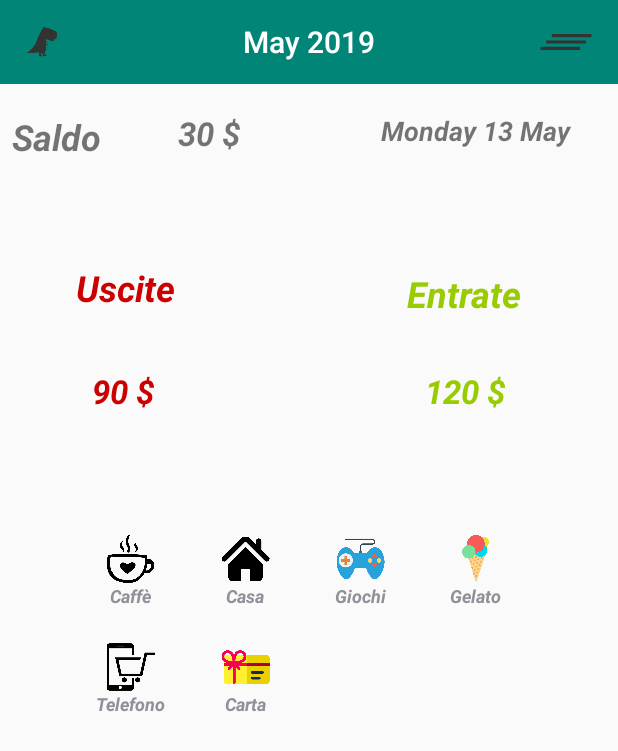
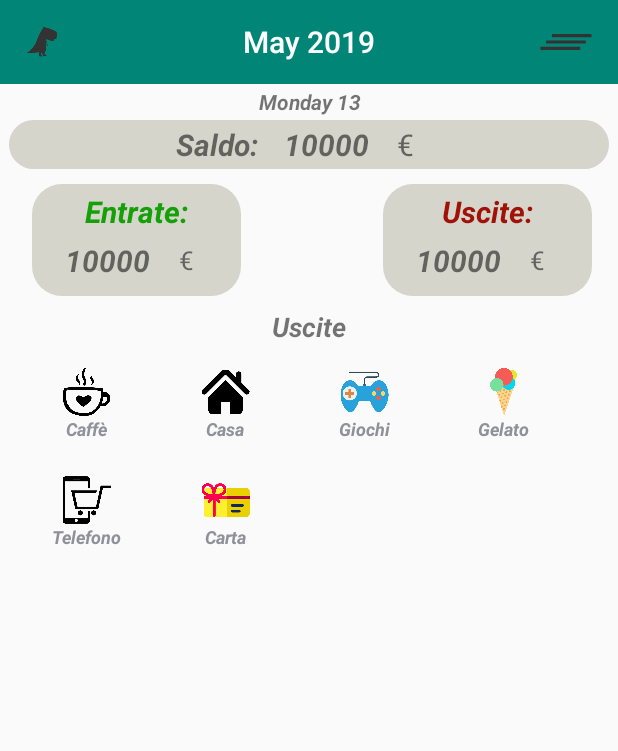
Before and after one commit to bigasp89/gestioneSpese, an Android app: the screen it shows after launch (MainActivity), on a phone screen of 412 x 824 dp. Shown: the top 751 px of the screen. Run offline under Robolectric (Android 15) with nearby library versions, the phone set to English and light mode, and no system bars; Roboto replaces fonts that are not available here.

Commit message:
refactor layout home page insert icon

```diff
--- a/app/src/main/java/com/example/gestionespese/MainActivity.java
+++ b/app/src/main/java/com/example/gestionespese/MainActivity.java
@@ -50,7 +50,7 @@ public class MainActivity extends AppCompatActivity {
     @Override
     protected void onCreate(Bundle savedInstanceState) {
         super.onCreate(savedInstanceState);
-        setContentView(R.layout.activity_main);
+        setContentView(R.layout.home_page_layout);
         myDb = new DataBaseHelper(this);
 
         //Start Gestione ToolBar //
@@ -64,13 +64,13 @@ public class MainActivity extends AppCompatActivity {
 
         //gestione Data, insert into toll
         Calendar c = Calendar.getInstance();
-        SimpleDateFormat df = new SimpleDateFormat("EEEE dd MMMM");
+        SimpleDateFormat df = new SimpleDateFormat("EEEE dd");
         SimpleDateFormat meseAnno = new SimpleDateFormat("MMMM yyyy");
         SimpleDateFormat formatoDataPerDb = new SimpleDateFormat("dd/MM/yyyy");
         SimpleDateFormat formatoOraPerDb = new SimpleDateFormat("HH:mm");
         String giornoNumeroMese = df.format(c.getTime());
         String meseFormattato = meseAnno.format(c.getTime());
-        TextView date  = (TextView) findViewById(R.id.tv_data_title);
+        TextView date  = (TextView) findViewById(R.id.giorno_corrente);
         date.setText(giornoNumeroMese);
         TextView mTitleToolBar = (TextView) toolbar.findViewById(R.id.toolbar_title);
         mTitleToolBar.setText(meseFormattato);
@@ -170,4 +170,8 @@ public class MainActivity extends AppCompatActivity {
         return super.onOptionsItemSelected(item);
     }
 
+    @Override
+    public void onBackPressed() {
+        moveTaskToBack(true);
+    }
 }
--- /dev/null
+++ b/app/src/main/res/drawable/linear_layout_horizzontal_style_tv.xml
@@ -0,0 +1,8 @@
+<layer-list xmlns:android="http://schemas.android.com/apk/res/android">
+    <item android:bottom="1dp" android:left="1dp" android:right="1dp" android:top="1dp">
+        <shape android:shape="rectangle">
+            <solid android:color="@color/backUciteEntrateTv"/>
+            <corners android:bottomRightRadius="20dp" android:bottomLeftRadius="20dp"    android:topLeftRadius="20dp" android:topRightRadius="20dp"/>
+        </shape>
+    </item>
+</layer-list>
--- a/app/src/main/res/layout/home_page_layout.xml
+++ b/app/src/main/res/layout/home_page_layout.xml
@@ -17,57 +17,57 @@
         android:id="@+id/giorno_corrente"
         android:layout_width="match_parent"
         android:layout_height="wrap_content"
+        android:layout_gravity="center"
+        android:layout_marginTop="2dp"
         android:gravity="center"
-        android:layout_marginTop="5dp"
         android:text="giorno"
-        android:layout_gravity="center"
         android:textSize="14sp"
-        android:textStyle="bold|italic"/>
+        android:textStyle="bold|italic" />
 
     <LinearLayout
         android:id="@+id/linearLayoutSaldo"
         android:layout_width="match_parent"
         android:layout_height="wrap_content"
-        android:layout_marginTop="10dp"
+        android:layout_marginLeft="5dp"
+        android:background="@drawable/linear_layout_horizzontal_style_tv"
+        android:layout_marginTop="2dp"
+        android:layout_marginRight="5dp"
+        android:gravity="center"
         android:orientation="horizontal"
-        android:layout_marginLeft="5dp"
-        android:layout_marginRight="5dp"
-        android:padding="10dp">
+        android:padding="3dp">
 
         <TextView
             android:id="@+id/tv_saldo_title_home_page"
-            android:layout_width="100dp"
+            android:layout_width="70dp"
             android:layout_height="wrap_content"
             android:layout_gravity="center"
             android:text="Saldo:"
-            android:textSize="24sp"
+            android:textSize="20sp"
             android:textStyle="bold|italic"
             app:fontFamily="@font/cherry_swash" />
 
         <TextView
             android:id="@+id/tv_saldo_value_home_page"
-            android:layout_width="150dp"
+            android:layout_width="70dp"
             android:layout_height="wrap_content"
-            android:layout_gravity="center"
-            android:layout_marginLeft="15dp"
-            android:gravity="center"
-            android:text="importo"
-            android:textSize="24sp"
+            android:layout_marginLeft="2dp"
+            android:gravity="center|start"
+            android:text="10000"
+            android:textSize="20sp"
             android:textStyle="bold|italic"
             app:fontFamily="@font/cherry_swash" />
 
 
         <TextView
             android:id="@+id/tv_euro_image"
-            android:layout_width="100dp"
+            android:layout_width="30dp"
             android:layout_height="wrap_content"
             android:layout_gravity="center"
-            android:layout_marginStart="15dp"
-            android:layout_marginLeft="15dp"
-            android:gravity="center"
+            android:layout_marginStart="5dp"
+            android:layout_marginLeft="5dp"
+            android:gravity="center|start"
             android:text="€"
-            android:textSize="24sp"
-            android:textStyle="bold|italic"
+            android:textSize="20sp"
             app:fontFamily="@font/cherry_swash" />
 
     </LinearLayout>
@@ -78,18 +78,22 @@
         android:id="@+id/linearLayoutEntrateUscite"
         android:layout_width="match_parent"
         android:layout_height="wrap_content"
-        android:layout_marginTop="10dp"
+        android:layout_marginLeft="10dp"
+        android:layout_marginTop="3dp"
+        android:layout_marginRight="11dp"
         android:orientation="horizontal"
-        android:padding="10dp">
+        android:padding="5dp">
 
         <!--ENTRATE  -->
         <LinearLayout
+            android:id="@+id/linLayEntrate"
             android:layout_width="wrap_content"
             android:layout_height="wrap_content"
-            android:orientation="vertical"
             android:layout_marginLeft="5dp"
             android:layout_marginRight="5dp"
-            android:padding="10dp">
+            android:background="@drawable/linear_layout_horizzontal_style_tv"
+            android:orientation="vertical"
+            android:padding="5dp">
 
             <TextView
                 android:id="@+id/tv_entrate_title_home_page"
@@ -97,29 +101,38 @@
                 android:layout_height="wrap_content"
                 android:gravity="center"
                 android:text="Entrate:"
-                android:textSize="24sp"
+                android:textColor="@color/coloreEntrateTv"
+                android:textSize="20sp"
                 android:textStyle="bold|italic" />
+
+            <LinearLayout
+                android:layout_width="130dp"
+                android:layout_height="wrap_content"
+                android:layout_gravity="center"
+                android:orientation="horizontal"
+                android:padding="5dp">
+
 
                 <TextView
                     android:id="@+id/tv_entrate_value_home_page"
-                android:layout_width="130dp"
+                    android:layout_width="80dp"
                     android:layout_height="wrap_content"
-                android:layout_marginTop="5dp"
                     android:gravity="center"
                     android:text="10000"
-                android:textSize="24sp"
+                    android:textSize="20sp"
                     android:textStyle="bold|italic" />
 
                 <TextView
                     android:id="@+id/tv_euro_image_entrate"
-                android:layout_width="60dp"
+                    android:layout_width="25dp"
                     android:layout_height="wrap_content"
                     android:layout_gravity="center"
+                    android:layout_marginLeft="0dp"
                     android:gravity="center"
                     android:text="€"
-                android:textSize="24sp"
-                android:textStyle="bold|italic"
+                    android:textSize="17sp"
                     app:fontFamily="@font/cherry_swash" />
+            </LinearLayout>
 
         </LinearLayout>
 
@@ -130,10 +143,12 @@
 
         <!--USCITE -->
         <LinearLayout
+            android:id="@+id/linLayUscite"
             android:layout_width="wrap_content"
             android:layout_height="wrap_content"
+            android:background="@drawable/linear_layout_horizzontal_style_tv"
             android:orientation="vertical"
-            android:padding="10dp">
+            android:padding="5dp">
 
             <TextView
                 android:id="@+id/tv_uscite_title_home_page"
@@ -141,56 +156,66 @@
                 android:layout_height="wrap_content"
                 android:gravity="center"
                 android:text="Uscite:"
-                android:textSize="24sp"
+                android:textColor="@color/coloreUsciteTv"
+                android:textSize="20sp"
                 android:textStyle="bold|italic" />
+
+            <LinearLayout
+                android:layout_width="130dp"
+                android:layout_height="wrap_content"
+                android:layout_gravity="center"
+                android:orientation="horizontal"
+                android:padding="5dp">
 
                 <TextView
                     android:id="@+id/tv_uscite_value_home_page"
-                android:layout_width="130dp"
+                    android:layout_width="80dp"
                     android:layout_height="wrap_content"
-                android:layout_marginTop="5dp"
                     android:gravity="center"
                     android:text="10000"
-                android:textSize="24sp"
+                    android:textSize="20sp"
                     android:textStyle="bold|italic" />
 
                 <TextView
                     android:id="@+id/tv_euro_image_uscite"
-                android:layout_width="60dp"
+                    android:layout_width="25dp"
                     android:layout_height="wrap_content"
                     android:layout_gravity="center"
+                    android:layout_marginLeft="0dp"
                     android:gravity="center"
                     android:text="€"
-                android:textSize="24sp"
-                android:textStyle="bold|italic"
+                    android:textSize="17sp"
                     app:fontFamily="@font/cherry_swash" />
+
+            </LinearLayout>
         </LinearLayout>
     </LinearLayout>
     <!--END-->
+
     <!--ENTRATE / USCITE -->
 
     <TextView
         android:id="@+id/title_lista_categorie_spese"
         android:layout_width="match_parent"
         android:layout_height="wrap_content"
+        android:layout_gravity="center"
+        android:layout_marginTop="2dp"
         android:gravity="center"
-        android:layout_marginTop="10dp"
-        android:text="Categorie Spese"
-        android:layout_gravity="center"
-        android:textSize="24sp"
-        android:textStyle="bold|italic"/>
+        android:text="Uscite"
+        android:textSize="18sp"
+        android:textStyle="bold|italic" />
 
     <GridView
         android:id="@+id/gridViewSpese"
-        android:layout_width="300dp"
-        android:layout_height="200dp"
+        android:layout_width="wrap_content"
+        android:layout_height="wrap_content"
         android:layout_gravity="center"
-        android:layout_marginTop="10dp"
+        android:layout_marginTop="3dp"
+        android:layout_marginLeft="20dp"
+        android:layout_marginRight="20dp"
         android:background="@drawable/gridview_style"
         android:horizontalSpacing="0dp"
         android:numColumns="4"
         android:scrollbars="vertical"
         android:verticalSpacing="0dp" />
-
-
 </LinearLayout>
--- a/app/src/main/res/values/colors.xml
+++ b/app/src/main/res/values/colors.xml
@@ -3,4 +3,7 @@
     <color name="colorPrimary">#008577</color>
     <color name="colorPrimaryDark">#00574B</color>
     <color name="colorAccent">#D81B60</color>
+    <color name="backUciteEntrateTv">#D5D5CC</color>
+    <color name= "coloreEntrateTv">#14A006</color>
+    <color name="coloreUsciteTv">#A01208</color>
 </resources>
--- a/app/src/main/res/values/strings.xml
+++ b/app/src/main/res/values/strings.xml
@@ -1,5 +1,5 @@
 <resources>
-    <string name="app_name">gestisci le tue spese</string>
+    <string name="app_name">Gestione Spese</string>
     <string name="saldo">Saldo</string>
     <string name="saldo_value" />
     <string name="uscite">Uscite</string>
```
Also changed, not shown: app/src/main/AndroidManifest.xml (+2 -5 lines), app/src/main/java/com/example/gestionespese/adpter/GestioneUsciteAdapterRV.java (+43 -24 lines), app/src/main/ic_launcher_app_t_rex-web.png (added), app/src/main/ic_launcher_app_t_rex_circle-web.png (added), app/src/main/ic_launcher_app_t_rex_square-web.png (added), app/src/main/res/mipmap-hdpi/ic_launcher_app_t_rex_circle.png (added), app/src/main/res/mipmap-hdpi/ic_launcher_app_t_rex_square.png (added), app/src/main/res/mipmap-mdpi/ic_launcher_app_t_rex_circle.png (added), app/src/main/res/mipmap-mdpi/ic_launcher_app_t_rex_square.png (added), app/src/main/res/mipmap-xhdpi/ic_launcher_app_t_rex_circle.png (added), app/src/main/res/mipmap-xhdpi/ic_launcher_app_t_rex_square.png (added), app/src/main/res/mipmap-xxhdpi/ic_launcher_app_t_rex_circle.png (added), app/src/main/res/mipmap-xxhdpi/ic_launcher_app_t_rex_square.png (added), app/src/main/res/mipmap-xxxhdpi/ic_launcher_app_t_rex_circle.png (added), 1 more files. Lines whose indentation alone changed are shown as unchanged.
